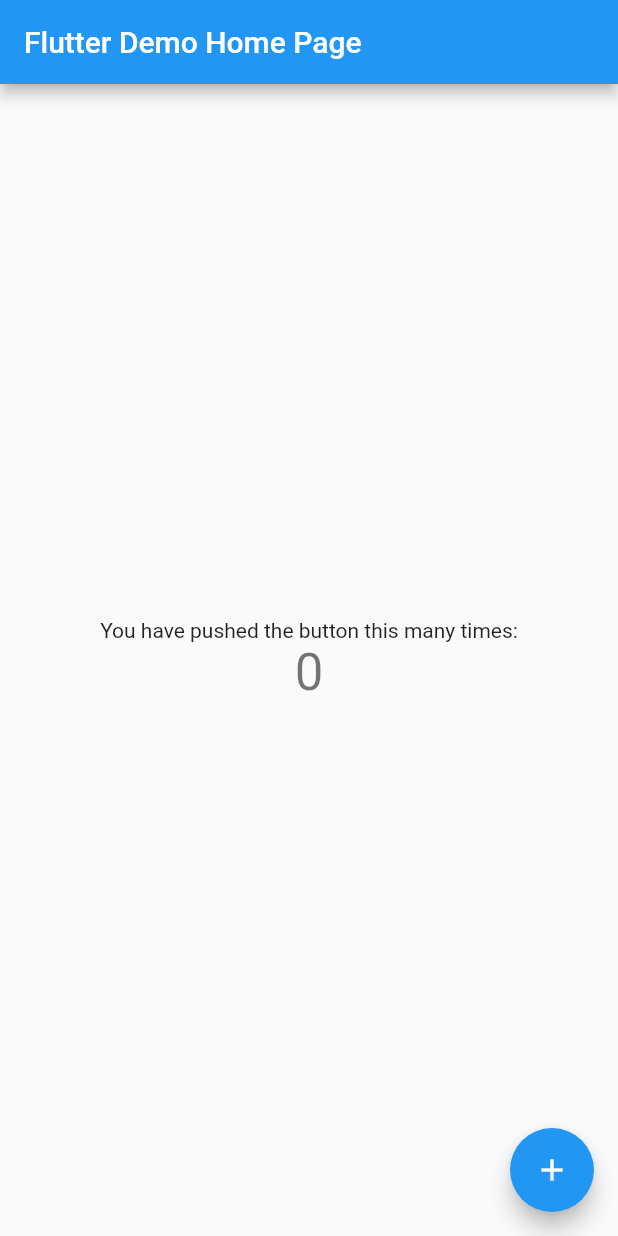
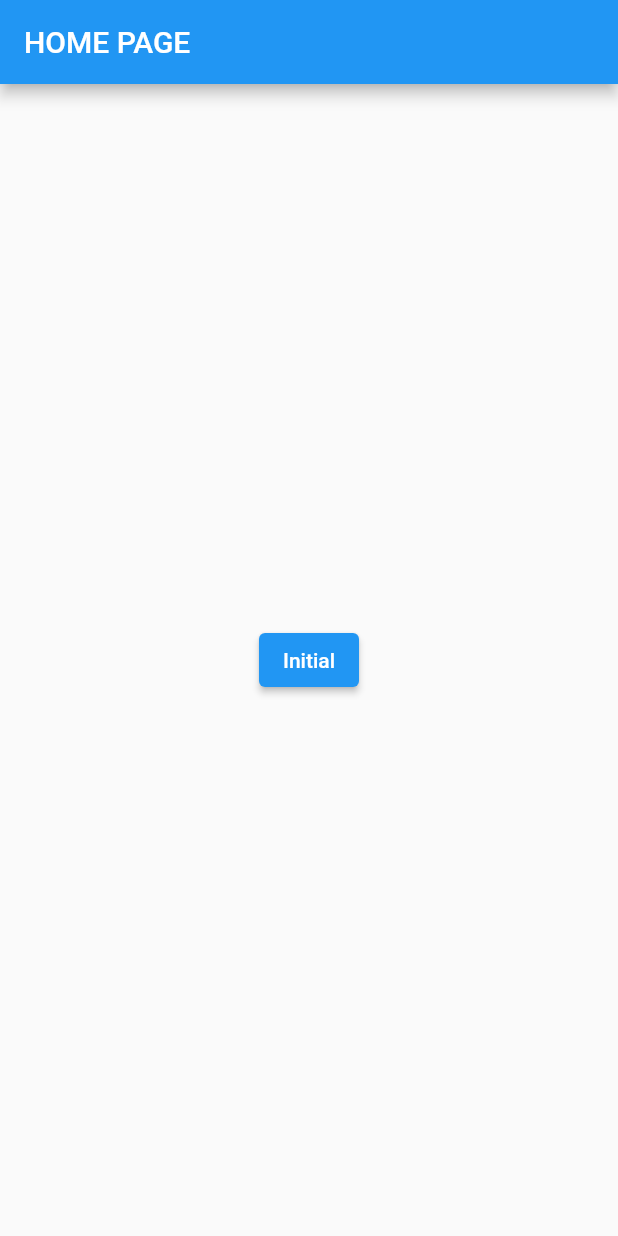
Before and after one commit to 2DevGs/get_rotas_nomeadas, a Flutter app: the screen it shows after launch, on a phone screen of 412 x 824 dp. Run offline on Flutter 3.47's test engine with Material 2 defaults, Android fonts, the phone set to English and light mode, and no system bars; our stand-ins replace get.

Commit message:
Initial setup and navigation
This commit implemented a navigation structure named simple, using the named route to navigate between pages.

```diff
--- a/lib/main.dart
+++ b/lib/main.dart
@@ -1,115 +1,31 @@
 import 'package:flutter/material.dart';
-
+import 'package:get/get.dart';
+import 'package:get_rotas_nomeadas/pages/home_page.dart';
+import 'package:get_rotas_nomeadas/pages/initial/page1.dart';
 void main() {
   runApp(const MyApp());
 }
+class MyApp extends StatelessWidget {
 
-class MyApp extends StatelessWidget {
   const MyApp({Key? key}) : super(key: key);
 
-  // This widget is the root of your application.
   @override
   Widget build(BuildContext context) {
-    return MaterialApp(
+    return GetMaterialApp(
       title: 'Flutter Demo',
       theme: ThemeData(
-        // This is the theme of your application.
-        //
-        // Try running your application with "flutter run". You'll see the
-        // application has a blue toolbar. Then, without quitting the app, try
-        // changing the primarySwatch below to Colors.green and then invoke
-        // "hot reload" (press "r" in the console where you ran "flutter run",
-        // or simply save your changes to "hot reload" in a Flutter IDE).
-        // Notice that the counter didn't reset back to zero; the application
-        // is not restarted.
         primarySwatch: Colors.blue,
       ),
-      home: const MyHomePage(title: 'Flutter Demo Home Page'),
+      getPages: [
+        GetPage(
+          name: '/',
+          page: () => const HomePage(),
+        ),
+        GetPage(
+          name: '/initial/page1',
+          page: () => const Page1(),
+        ),
+      ],
     );
   }
 }
-
-class MyHomePage extends StatefulWidget {
-  const MyHomePage({Key? key, required this.title}) : super(key: key);
-
-  // This widget is the home page of your application. It is stateful, meaning
-  // that it has a State object (defined below) that contains fields that affect
-  // how it looks.
-
-  // This class is the configuration for the state. It holds the values (in this
-  // case the title) provided by the parent (in this case the App widget) and
-  // used by the build method of the State. Fields in a Widget subclass are
-  // always marked "final".
-
-  final String title;
-
-  @override
-  State<MyHomePage> createState() => _MyHomePageState();
-}
-
-class _MyHomePageState extends State<MyHomePage> {
-  int _counter = 0;
-
-  void _incrementCounter() {
-    setState(() {
-      // This call to setState tells the Flutter framework that something has
-      // changed in this State, which causes it to rerun the build method below
-      // so that the display can reflect the updated values. If we changed
-      // _counter without calling setState(), then the build method would not be
-      // called again, and so nothing would appear to happen.
-      _counter++;
-    });
-  }
-
-  @override
-  Widget build(BuildContext context) {
-    // This method is rerun every time setState is called, for instance as done
-    // by the _incrementCounter method above.
-    //
-    // The Flutter framework has been optimized to make rerunning build methods
-    // fast, so that you can just rebuild anything that needs updating rather
-    // than having to individually change instances of widgets.
-    return Scaffold(
-      appBar: AppBar(
-        // Here we take the value from the MyHomePage object that was created by
-        // the App.build method, and use it to set our appbar title.
-        title: Text(widget.title),
-      ),
-      body: Center(
-        // Center is a layout widget. It takes a single child and positions it
-        // in the middle of the parent.
-        child: Column(
-          // Column is also a layout widget. It takes a list of children and
-          // arranges them vertically. By default, it sizes itself to fit its
-          // children horizontally, and tries to be as tall as its parent.
-          //
-          // Invoke "debug painting" (press "p" in the console, choose the
-          // "Toggle Debug Paint" action from the Flutter Inspector in Android
-          // Studio, or the "Toggle Debug Paint" command in Visual Studio Code)
-          // to see the wireframe for each widget.
-          //
-          // Column has various properties to control how it sizes itself and
-          // how it positions its children. Here we use mainAxisAlignment to
-          // center the children vertically; the main axis here is the vertical
-          // axis because Columns are vertical (the cross axis would be
-          // horizontal).
-          mainAxisAlignment: MainAxisAlignment.center,
-          children: <Widget>[
-            const Text(
-              'You have pushed the button this many times:',
-            ),
-            Text(
-              '$_counter',
-              style: Theme.of(context).textTheme.headline4,
-            ),
-          ],
-        ),
-      ),
-      floatingActionButton: FloatingActionButton(
-        onPressed: _incrementCounter,
-        tooltip: 'Increment',
-        child: const Icon(Icons.add),
-      ), // This trailing comma makes auto-formatting nicer for build methods.
-    );
-  }
-}
--- /dev/null
+++ b/lib/pages/home_page.dart
@@ -0,0 +1,27 @@
+import 'package:flutter/material.dart';
+import 'package:get/get.dart';
+
+class HomePage extends StatelessWidget {
+
+  const HomePage({ super.key });
+
+  @override
+  Widget build(BuildContext context) {
+    return Scaffold(
+      appBar: AppBar(title: const Text('HOME PAGE'),),
+      body: Center(
+        child: Column(
+          mainAxisAlignment: MainAxisAlignment.center,
+          children: [
+            ElevatedButton(
+              onPressed: (){
+                Get.offNamed('/initial/page1');
+              },
+              child: Text('Initial'),
+            ),
+          ],
+        )
+      ),
+    );
+  }
+}
--- /dev/null
+++ b/lib/pages/initial/page1.dart
@@ -0,0 +1,14 @@
+import 'package:flutter/material.dart';
+
+class Page1 extends StatelessWidget {
+
+  const Page1({ super.key });
+
+  @override
+  Widget build(BuildContext context) {
+    return Scaffold(
+      appBar: AppBar(title: const Text('Page 1'),),
+      body: Container(),
+    );
+  }
+}
--- a/pubspec.yaml
+++ b/pubspec.yaml
@@ -29,6 +29,7 @@ environment:
 dependencies:
   flutter:
     sdk: flutter
+  get: ^4.6.5
 
 
   # The following adds the Cupertino Icons font to your application.
```
Also changed, not shown: pubspec.lock, 1 other file.
